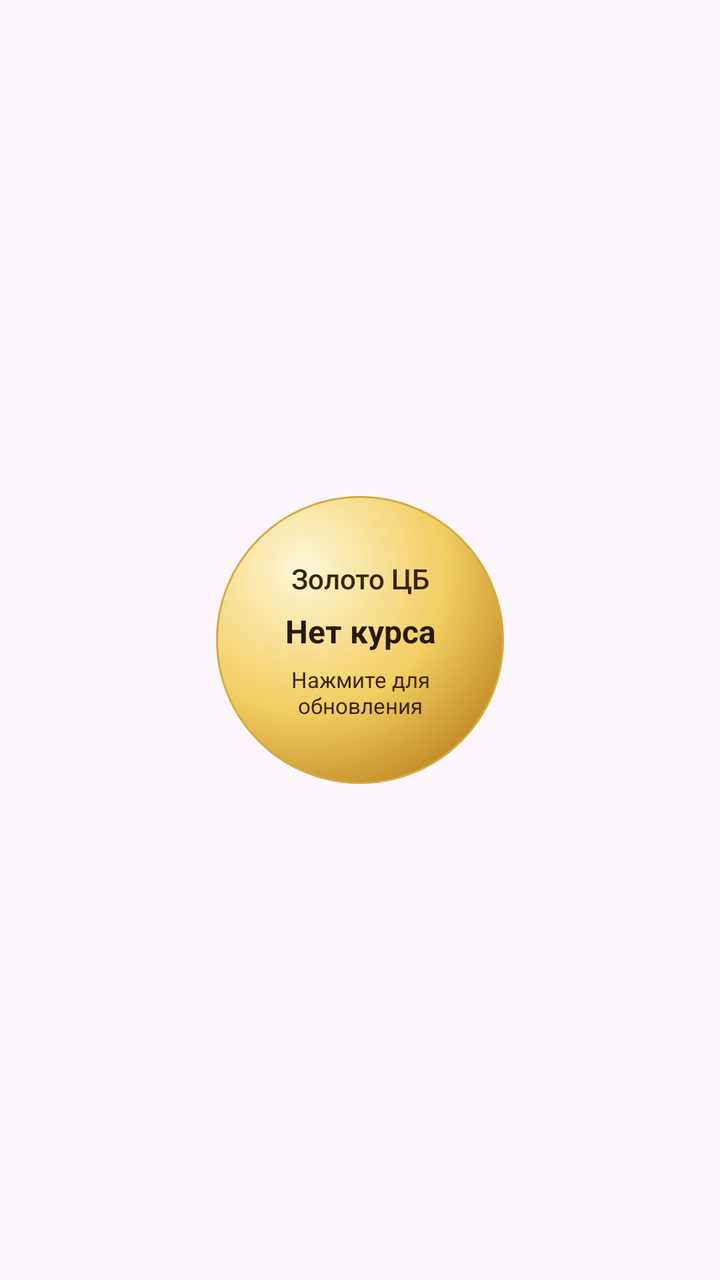
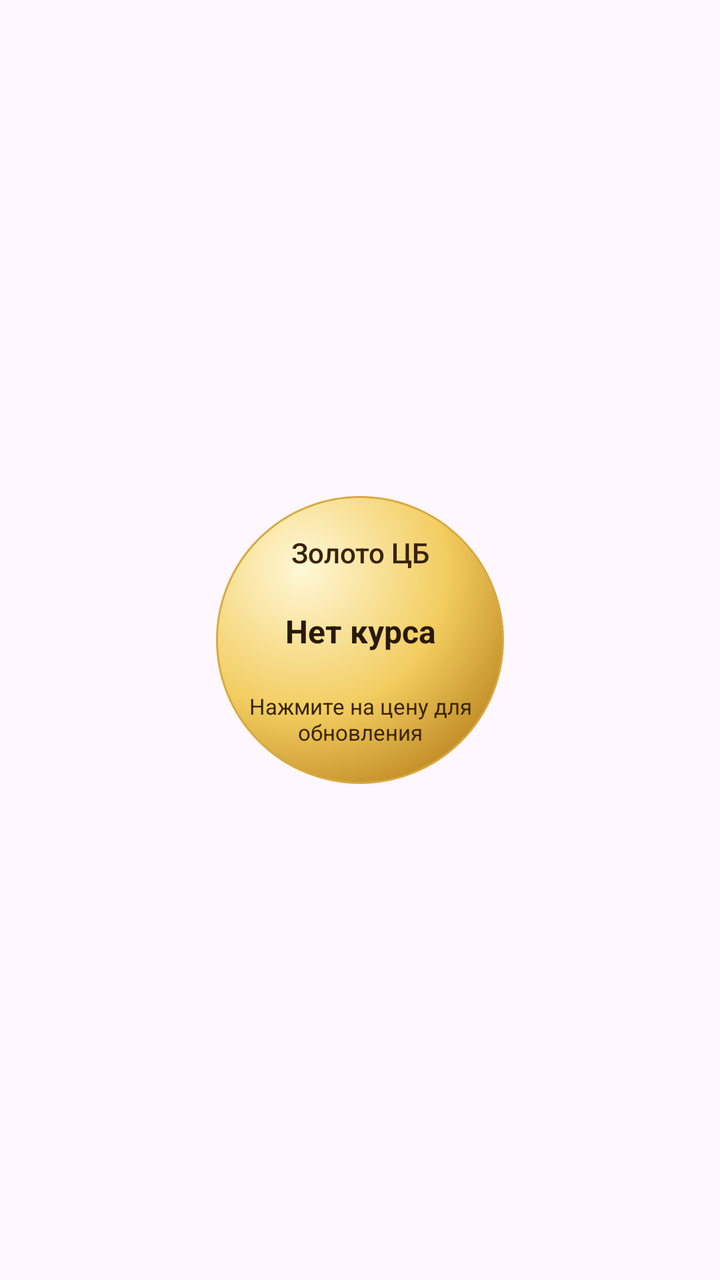

Compare the two renders of this Android layout. The source of the first and the diff that turns it into the second are given below.
<!-- AndroidManifest.xml: application theme Theme.Bugs -->
<!-- res/layout/widget_gold.xml -->
<FrameLayout
    xmlns:android="http://schemas.android.com/apk/res/android"
    android:layout_width="match_parent"
    android:layout_height="match_parent">
    <LinearLayout
        android:id="@+id/gold_sphere"
        android:layout_width="144dp"
        android:layout_height="144dp"
        android:layout_gravity="center"
        android:background="@drawable/gold_sphere"
        android:gravity="center"
        android:orientation="vertical"
        android:padding="14dp">
        <TextView
            android:layout_width="wrap_content"
            android:layout_height="wrap_content"
            android:fontFamily="sans-serif-medium"
            android:gravity="center"
            android:text="@string/gold_widget_name"
            android:textColor="#392300"
            android:textSize="14sp" />

        <TextView
            android:id="@+id/gold_price"
            android:layout_width="match_parent"
            android:layout_height="wrap_content"
            android:layout_marginTop="6dp"
            android:gravity="center"
            android:text="@string/gold_widget_empty"
            android:textColor="#291900"
            android:textSize="16sp"
            android:textStyle="bold" />

        <TextView
            android:id="@+id/gold_date"
            android:layout_width="match_parent"
            android:layout_height="wrap_content"
            android:layout_marginTop="6dp"
            android:gravity="center"
            android:text="@string/gold_widget_retry"
            android:textColor="#392300"
            android:textSize="11sp" />
    </LinearLayout>
</FrameLayout>
<!-- resources referenced by this layout -->
<resources>
  <!-- drawable gold_sphere (drawable) -->
  <shape
      xmlns:android="http://schemas.android.com/apk/res/android"
      android:shape="oval">
      <gradient
          android:centerX="0.3"
          android:centerY="0.25"
          android:endColor="#A86A08"
          android:gradientRadius="144dp"
          android:centerColor="#F2CD60"
          android:startColor="#FFF8D7"
          android:type="radial" />
  
      <stroke
          android:width="1dp"
          android:color="#D7AA42" />
  </shape>
  <string name="gold_widget_empty">Нет курса</string>
  <string name="gold_widget_name">Золото ЦБ</string>
  <string name="gold_widget_retry">Нажмите для обновления</string>
  <style name="Theme.Bugs" parent="Base.Theme.Bugs" />
  <style name="Base.Theme.Bugs" parent="Theme.Material3.DayNight.NoActionBar">
      </style>
</resources>

<!-- the commit's change to res/layout/widget_gold.xml (unified diff, before → after) -->
@@ -25,6 +25,7 @@
             android:layout_width="match_parent"
             android:layout_height="wrap_content"
             android:layout_marginTop="6dp"
+            android:minHeight="48dp"
             android:gravity="center"
             android:text="@string/gold_widget_empty"
             android:textColor="#291900"
<!-- resource entries referenced after the edit -->
@@ -19,7 +19,7 @@
   </shape>
   <string name="gold_widget_empty">Нет курса</string>
   <string name="gold_widget_name">Золото ЦБ</string>
-  <string name="gold_widget_retry">Нажмите для обновления</string>
+  <string name="gold_widget_retry">Нажмите на цену для обновления</string>
   <style name="Theme.Bugs" parent="Base.Theme.Bugs" />
   <style name="Base.Theme.Bugs" parent="Theme.Material3.DayNight.NoActionBar">
       </style>
